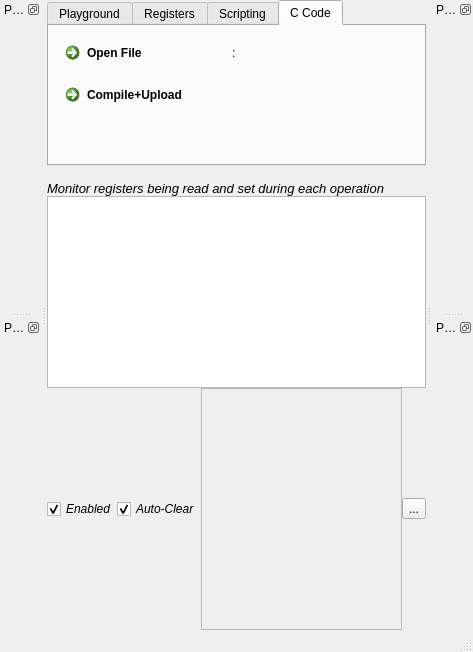
Qt form utilities/templates/layout.ui (csparkresearch/KuttyPy-GUI) before a commit.
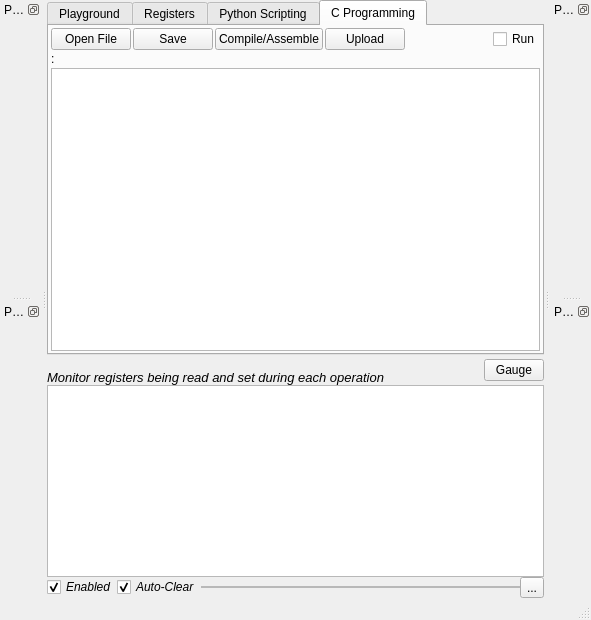
The same form after that commit. The open tabs and pages were chosen to show the change. Icons and pictures are not drawn.

The edit to the form file:
```diff
--- a/utilities/templates/layout.ui
+++ b/utilities/templates/layout.ui
@@ -6,8 +6,8 @@
    <rect>
     <x>0</x>
     <y>0</y>
-    <width>473</width>
-    <height>652</height>
+    <width>591</width>
+    <height>620</height>
    </rect>
   </property>
   <property name="windowTitle">
@@ -24,11 +24,20 @@
    <set>QMainWindow::AnimatedDocks</set>
   </property>
   <widget class="QWidget" name="centralwidget">
-   <layout class="QGridLayout" name="gridLayout_2" rowstretch="0,0,0,0,0,0,0">
+   <layout class="QGridLayout" name="gridLayout_2" rowstretch="0,0,0,0,0,0,0,0">
     <property name="sizeConstraint">
      <enum>QLayout::SetMaximumSize</enum>
     </property>
-    <property name="margin">
+    <property name="leftMargin">
+     <number>0</number>
+    </property>
+    <property name="topMargin">
+     <number>0</number>
+    </property>
+    <property name="rightMargin">
+     <number>0</number>
+    </property>
+    <property name="bottomMargin">
      <number>0</number>
     </property>
     <property name="spacing">
@@ -37,11 +46,17 @@
     <item row="0" column="0" colspan="6">
      <widget class="QTabWidget" name="tabs">
       <property name="sizePolicy">
-       <sizepolicy hsizetype="Expanding" vsizetype="Maximum">
+       <sizepolicy hsizetype="Expanding" vsizetype="Expanding">
         <horstretch>0</horstretch>
         <verstretch>0</verstretch>
        </sizepolicy>
       </property>
+      <property name="minimumSize">
+       <size>
+        <width>400</width>
+        <height>0</height>
+       </size>
+      </property>
       <property name="currentIndex">
        <number>0</number>
       </property>
@@ -159,7 +174,7 @@
       </widget>
       <widget class="QWidget" name="examples">
        <attribute name="title">
-        <string>Scripting</string>
+        <string>Python Scripting</string>
        </attribute>
        <layout class="QGridLayout" name="gridLayout_3">
         <property name="horizontalSpacing">
@@ -245,46 +260,118 @@
       </widget>
       <widget class="QWidget" name="tab_2">
        <attribute name="title">
-        <string>C Code</string>
+        <string>C Programming</string>
        </attribute>
        <layout class="QGridLayout" name="gridLayout_5">
-        <item row="0" column="1">
+        <property name="leftMargin">
+         <number>2</number>
+        </property>
+        <property name="topMargin">
+         <number>2</number>
+        </property>
+        <property name="rightMargin">
+         <number>2</number>
+        </property>
+        <property name="bottomMargin">
+         <number>2</number>
+        </property>
+        <property name="spacing">
+         <number>2</number>
+        </property>
+        <item row="1" column="0" colspan="4">
          <widget class="QLabel" name="filenameLabel">
           <property name="sizePolicy">
-           <sizepolicy hsizetype="MinimumExpanding" vsizetype="Preferred">
+           <sizepolicy hsizetype="MinimumExpanding" vsizetype="Maximum">
             <horstretch>0</horstretch>
             <verstretch>0</verstretch>
            </sizepolicy>
           </property>
+          <property name="font">
+           <font>
+            <pointsize>9</pointsize>
+           </font>
+          </property>
           <property name="text">
            <string>:</string>
           </property>
          </widget>
         </item>
-        <item row="2" column="0">
-         <spacer name="verticalSpacer">
-          <property name="orientation">
-           <enum>Qt::Vertical</enum>
-          </property>
-          <property name="sizeHint" stdset="0">
-           <size>
-            <width>20</width>
-            <height>40</height>
-           </size>
-          </property>
-         </spacer>
-        </item>
         <item row="0" column="0">
-         <widget class="QCommandLinkButton" name="commandLinkButton_2">
+         <widget class="QPushButton" name="openCodeButton">
+          <property name="sizePolicy">
+           <sizepolicy hsizetype="Maximum" vsizetype="Maximum">
+            <horstretch>0</horstretch>
+            <verstretch>0</verstretch>
+           </sizepolicy>
+          </property>
           <property name="text">
            <string>Open File</string>
           </property>
          </widget>
         </item>
-        <item row="1" column="0">
-         <widget class="QCommandLinkButton" name="commandLinkButton_3">
+        <item row="0" column="2">
+         <widget class="QPushButton" name="compileButton">
+          <property name="sizePolicy">
+           <sizepolicy hsizetype="Preferred" vsizetype="Maximum">
+            <horstretch>0</horstretch>
+            <verstretch>0</verstretch>
+           </sizepolicy>
+          </property>
           <property name="text">
-           <string>Compile+Upload</string>
+           <string>Compile/Assemble</string>
+          </property>
+          <property name="icon">
+           <iconset resource="res.qrc">
+            <normaloff>:/control/refresh.svg</normaloff>:/control/refresh.svg</iconset>
+          </property>
+         </widget>
+        </item>
+        <item row="2" column="0" colspan="6">
+         <widget class="QPlainTextEdit" name="editor"/>
+        </item>
+        <item row="0" column="1">
+         <widget class="QPushButton" name="saveButton">
+          <property name="text">
+           <string>Save</string>
+          </property>
+          <property name="icon">
+           <iconset resource="res.qrc">
+            <normaloff>:/control/saveall.png</normaloff>:/control/saveall.png</iconset>
+          </property>
+         </widget>
+        </item>
+        <item row="0" column="3">
+         <widget class="QPushButton" name="uploadButton">
+          <property name="text">
+           <string>Upload</string>
+          </property>
+          <property name="icon">
+           <iconset resource="res.qrc">
+            <normaloff>:/control/download.svg</normaloff>:/control/download.svg</iconset>
+          </property>
+         </widget>
+        </item>
+        <item row="0" column="4">
+         <spacer name="horizontalSpacer_4">
+          <property name="orientation">
+           <enum>Qt::Horizontal</enum>
+          </property>
+          <property name="sizeHint" stdset="0">
+           <size>
+            <width>40</width>
+            <height>20</height>
+           </size>
+          </property>
+         </spacer>
+        </item>
+        <item row="0" column="5">
+         <widget class="QCheckBox" name="launchFirmwareButton">
+          <property name="text">
+           <string>Run</string>
+          </property>
+          <property name="icon">
+           <iconset resource="res.qrc">
+            <normaloff>:/control/play.svg</normaloff>:/control/play.svg</iconset>
           </property>
          </widget>
         </item>
@@ -292,10 +379,10 @@
       </widget>
      </widget>
     </item>
-    <item row="6" column="0">
+    <item row="7" column="0">
      <widget class="QCheckBox" name="enableLog">
       <property name="sizePolicy">
-       <sizepolicy hsizetype="Maximum" vsizetype="Expanding">
+       <sizepolicy hsizetype="Maximum" vsizetype="Maximum">
         <horstretch>0</horstretch>
         <verstretch>0</verstretch>
        </sizepolicy>
@@ -314,10 +401,10 @@
       </property>
      </widget>
     </item>
-    <item row="3" column="0" rowspan="2" colspan="6">
+    <item row="4" column="0" rowspan="2" colspan="6">
      <widget class="QTextBrowser" name="log">
       <property name="sizePolicy">
-       <sizepolicy hsizetype="Expanding" vsizetype="MinimumExpanding">
+       <sizepolicy hsizetype="Expanding" vsizetype="Preferred">
         <horstretch>0</horstretch>
         <verstretch>0</verstretch>
        </sizepolicy>
@@ -332,32 +419,10 @@
       </property>
      </widget>
     </item>
-    <item row="2" column="0" colspan="6">
-     <widget class="QLabel" name="logLabel">
-      <property name="minimumSize">
-       <size>
-        <width>0</width>
-        <height>30</height>
-       </size>
-      </property>
-      <property name="font">
-       <font>
-        <pointsize>10</pointsize>
-        <italic>true</italic>
-       </font>
-      </property>
-      <property name="text">
-       <string>Monitor registers being read and set during each operation</string>
-      </property>
-      <property name="alignment">
-       <set>Qt::AlignBottom|Qt::AlignLeading|Qt::AlignLeft</set>
-      </property>
-     </widget>
-    </item>
-    <item row="6" column="1">
+    <item row="7" column="1">
      <widget class="QCheckBox" name="clearLog">
       <property name="sizePolicy">
-       <sizepolicy hsizetype="Maximum" vsizetype="Expanding">
+       <sizepolicy hsizetype="Maximum" vsizetype="Maximum">
         <horstretch>1</horstretch>
         <verstretch>0</verstretch>
        </sizepolicy>
@@ -376,8 +441,8 @@
       </property>
      </widget>
     </item>
-    <item row="6" column="5">
-     <widget class="QToolButton" name="toolButton_4">
+    <item row="7" column="5">
+     <widget class="QToolButton" name="refreshSensors">
       <property name="text">
        <string>...</string>
       </property>
@@ -387,10 +452,10 @@
       </property>
      </widget>
     </item>
-    <item row="6" column="2" colspan="3">
+    <item row="7" column="2" colspan="3">
      <widget class="QFrame" name="frame">
       <property name="sizePolicy">
-       <sizepolicy hsizetype="Minimum" vsizetype="Preferred">
+       <sizepolicy hsizetype="Minimum" vsizetype="Maximum">
         <horstretch>0</horstretch>
         <verstretch>0</verstretch>
        </sizepolicy>
@@ -411,6 +476,63 @@
       </layout>
      </widget>
     </item>
+    <item row="3" column="0" colspan="6">
+     <layout class="QHBoxLayout" name="horizontalLayout">
+      <property name="spacing">
+       <number>0</number>
+      </property>
+      <property name="bottomMargin">
+       <number>0</number>
+      </property>
+      <item>
+       <widget class="QLabel" name="logLabel">
+        <property name="sizePolicy">
+         <sizepolicy hsizetype="Preferred" vsizetype="Maximum">
+          <horstretch>0</horstretch>
+          <verstretch>0</verstretch>
+         </sizepolicy>
+        </property>
+        <property name="minimumSize">
+         <size>
+          <width>0</width>
+          <height>30</height>
+         </size>
+        </property>
+        <property name="font">
+         <font>
+          <pointsize>10</pointsize>
+          <italic>true</italic>
+         </font>
+        </property>
+        <property name="text">
+         <string>Monitor registers being read and set during each operation</string>
+        </property>
+        <property name="alignment">
+         <set>Qt::AlignBottom|Qt::AlignLeading|Qt::AlignLeft</set>
+        </property>
+       </widget>
+      </item>
+      <item>
+       <widget class="QPushButton" name="serialGuageButton">
+        <property name="sizePolicy">
+         <sizepolicy hsizetype="Minimum" vsizetype="Maximum">
+          <horstretch>0</horstretch>
+          <verstretch>0</verstretch>
+         </sizepolicy>
+        </property>
+        <property name="maximumSize">
+         <size>
+          <width>60</width>
+          <height>16777215</height>
+         </size>
+        </property>
+        <property name="text">
+         <string>Gauge</string>
+        </property>
+       </widget>
+      </item>
+     </layout>
+    </item>
    </layout>
   </widget>
   <widget class="QStatusBar" name="statusbar"/>
```
Left out of the diff: 211 changed lines with no effect on the pictures.
